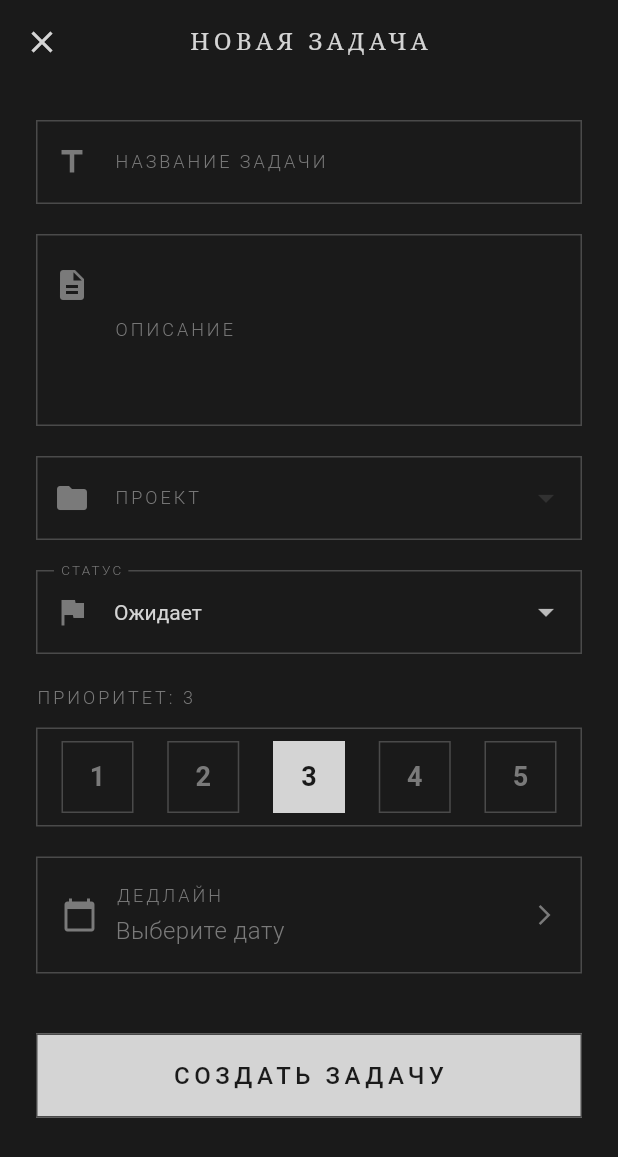
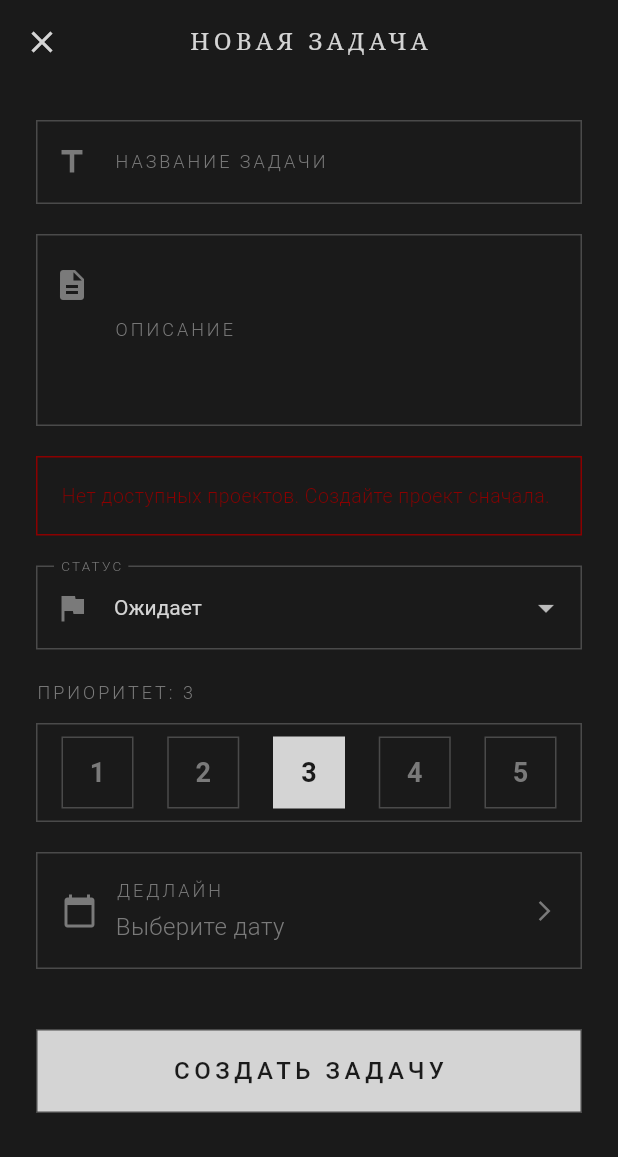
Before and after one commit to Sereza111/creative_collective, a Flutter app: the AddTaskScreen screen opened directly, on a phone screen of 412 x 824 dp. Shown: the top 1157 px of the screen. Run offline on Flutter 3.47's test engine with Material 3 defaults, Android fonts, the light colour scheme and no system bars; our stand-ins replace flutter_riverpod, flutter_secure_storage; accounts and stored records are empty; network calls fail.

Commit message:
fix: Add empty projects check in add task screen to prevent dropdown error

```diff
--- a/lib/screens/forms/add_task_screen.dart
+++ b/lib/screens/forms/add_task_screen.dart
@@ -262,6 +262,17 @@ class _AddTaskScreenState extends ConsumerState<AddTaskScreen> {
                     ],
                   ),
                 )
+              else if (projectsState.projects.isEmpty)
+                Container(
+                  padding: const EdgeInsets.all(16),
+                  decoration: BoxDecoration(
+                    border: Border.all(color: AppTheme.bloodRed),
+                  ),
+                  child: Text(
+                    'Нет доступных проектов. Создайте проект сначала.',
+                    style: TextStyle(color: AppTheme.bloodRed),
+                  ),
+                )
               else
                 DropdownButtonFormField<int>(
                   value: _selectedProjectId,
@@ -285,7 +296,7 @@ class _AddTaskScreenState extends ConsumerState<AddTaskScreen> {
                   dropdownColor: AppTheme.shadowGray,
                   style: TextStyle(color: AppTheme.tombstoneWhite),
                   items: projectsState.projects.map((project) {
-                    return DropdownMenuItem(
+                    return DropdownMenuItem<int>(
                       value: project.id,
                       child: Text(project.name),
                     );
```
